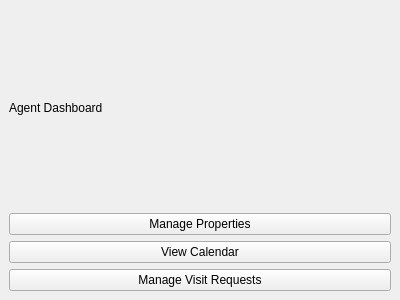
markodmaki123/RealEstateAgency, file Agency/View/agentView.ui: the form before one commit.
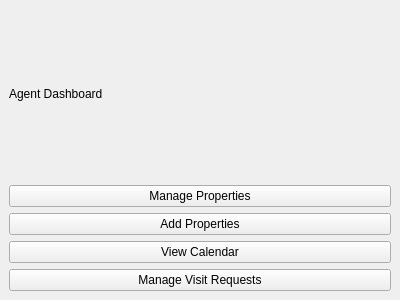
The form after the commit.

Commit message: Added property view for adding new properties and visits view for accepting and declining visits. Updated Register view and login view to better fit functionality and ui. Added styles and images.

Patch:
```diff
--- a/Agency/View/agentView.ui
+++ b/Agency/View/agentView.ui
@@ -29,6 +29,13 @@
       </property>
      </widget>
     </item>
+    <item>
+     <widget class="QPushButton" name="add_properties_button">
+      <property name="text">
+       <string>Add Properties</string>
+      </property>
+     </widget>
+    </item>
     <item>
      <widget class="QPushButton" name="view_calendar_button">
       <property name="text">
```
The commit also changes 25 other files.
